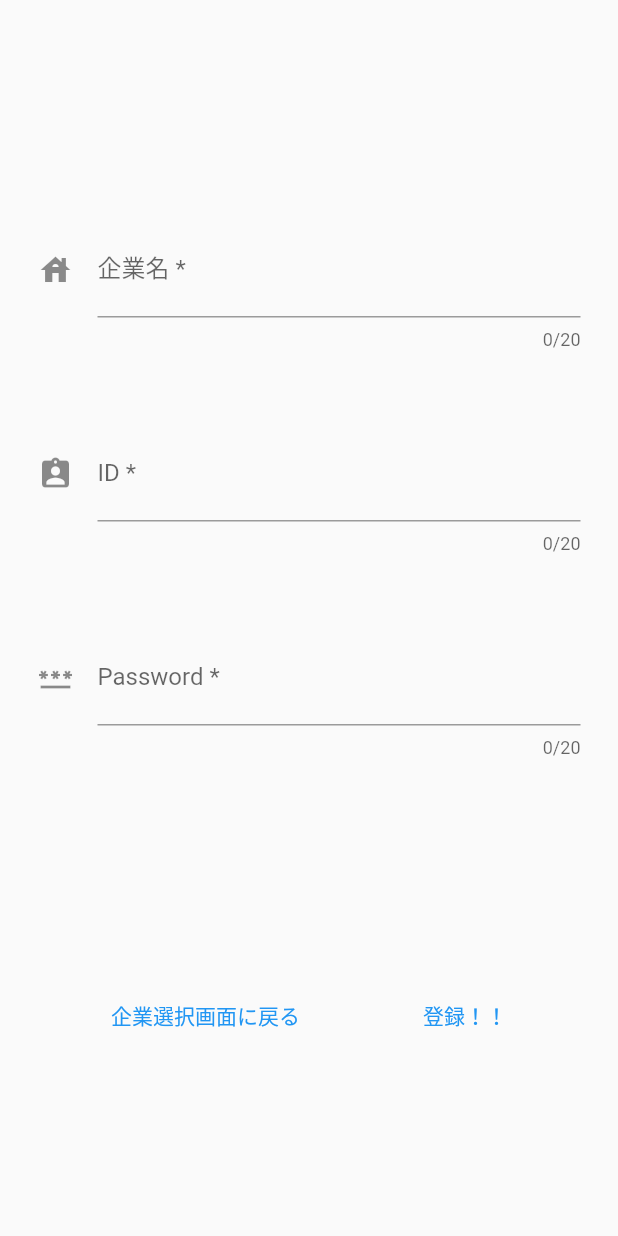
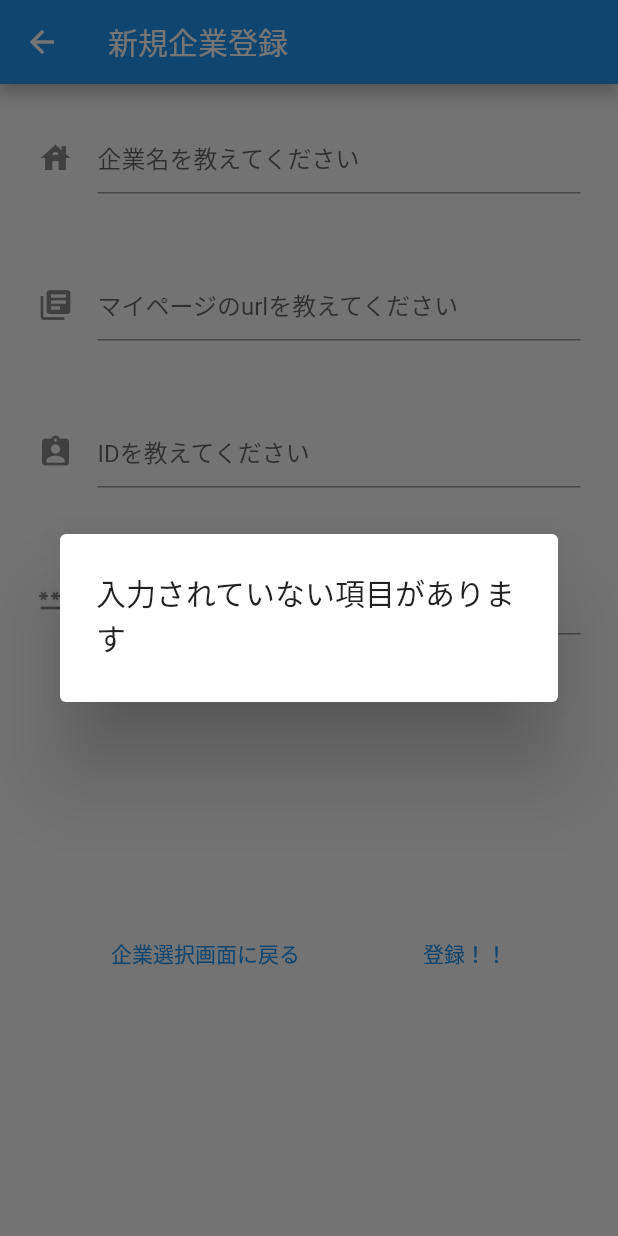
Before and after one commit to backslashflutter/webbrowser_flutter, a Flutter app: the TodoAddPage screen opened directly, after a tap on "登録！！", on a phone screen of 412 x 824 dp. Run offline on Flutter 3.47's test engine with Material 2 defaults, Android fonts, the phone set to English and light mode, and no system bars; our stand-ins replace cloud_firestore, firebase_core, webview_flutter; accounts and stored records are empty.

Commit message:
[modify] 削除と追加

```diff
--- a/lib/add_company.dart
+++ b/lib/add_company.dart
@@ -1,4 +1,7 @@
 import 'package:flutter/material.dart';
+import 'package:provider/provider.dart';
+
+import 'add_model.dart';
 
 // // リスト一覧画面用Widget
 // class TodoListPage extends StatelessWidget {
@@ -26,63 +29,87 @@ import 'package:flutter/material.dart';
 
 // リスト追加画面用Widget
 class TodoAddPage extends StatelessWidget {
+  String url;
+  String name;
+  String id;
+  String password;
   @override
   Widget build(BuildContext context) {
-    return Scaffold(
-      body: Center(
+    return ChangeNotifierProvider<AddModel>(
+      create: (_) => AddModel(),
+      child: Scaffold(
+        appBar: AppBar(
+            title: Text("新規企業登録"),
+          ),
+        body: Consumer<AddModel>(builder: (context, model, child){
+          return Center(
             child: Container(
               child: Column(
                 children: [
-            Spacer(),
                 Padding(
                   padding: const EdgeInsets.all(25.0),
                   child: TextField(
                     enabled: true,
-                // 入力数
-                maxLength: 20,
-                maxLengthEnforced: false,
                     style: TextStyle(color: Colors.black),
                     obscureText: false,
                     maxLines:1 ,
                     decoration: const InputDecoration(
                       icon: Icon(Icons.house),
                       hintText: '企業名を教えてください',
-                  labelText: '企業名 *',
                     ),
+                    onChanged: (value) {
+                        name = value;
+                    }
                   ),
                 ),
                 Padding(
                   padding: const EdgeInsets.all(25.0),
                   child: TextField(
                     enabled: true,
-                // 入力数
-                maxLength: 20,
-                maxLengthEnforced: false,
+                    style: TextStyle(color: Colors.black),
+                    obscureText: false,
+                    maxLines:1 ,
+                    decoration: const InputDecoration(
+                      icon: Icon(Icons.my_library_books),
+                      hintText: 'マイページのurlを教えてください',
+                    ),
+                    onChanged: (value) {
+                        url = value;
+                    }
+                  ),
+                ),
+                Padding(
+                  padding: const EdgeInsets.all(25.0),
+                  child: TextField(
+                    enabled: true,
                     style: TextStyle(color: Colors.black),
                     obscureText: false,
                     maxLines:1 ,
                     decoration: const InputDecoration(
                       icon: Icon(Icons.assignment_ind),
                       hintText: 'IDを教えてください',
-                  labelText: 'ID *',
                     ),
+                    onChanged: (value) {
+                        id = value;
+                    }
                   ),
                 ),
                 Padding(
                   padding: const EdgeInsets.all(25.0),
                   child: TextField(
                     enabled: true,
-                // 入力数
-                maxLength: 20,
+
                     maxLengthEnforced: false,
                     style: TextStyle(color: Colors.black),
-                obscureText: false,
+                    obscureText: true,
                     maxLines:1 ,
                     decoration: const InputDecoration(
                       icon: Icon(Icons.password),
                       hintText: 'パスワードを教えてください',
-                  labelText: 'Password *',
                     ),
+                    onChanged: (value) {
+                        password = value;
+                    }
                   ),
                 ),
                 Spacer(),
@@ -99,8 +126,46 @@ class TodoAddPage extends StatelessWidget {
                       ),
                       TextButton(
                         // ボタンをクリックした時の処理
-                    onPressed: () {
+                        onPressed: () async{
                           // Firebaseに登録する用の関数
+                          if(name!=null && url!=null && id!=null && password!=null){
+                          await model.add(name,url,id,password);
+                                                showDialog(
+                        context: context,
+                        builder: (context) {
+                          return SimpleDialog(
+                            title: Text("登録完了"),
+                            children: <Widget>[
+                              // コンテンツ領域
+                              SimpleDialogOption(
+                                onPressed: (){
+                                  Navigator.pop(context);
+                                  Navigator.pop(context);
+                                },
+                                child: Text("OK"),
+                              ),
+                            ],
+                          );
+                        },
+                      );
+                          }else{
+                            showDialog(
+                        context: context,
+                        builder: (context) {
+                          return SimpleDialog(
+                            title: Text("入力されていない項目があります"),
+                            children: <Widget>[
+                              // コンテンツ領域
+                              // SimpleDialogOption(
+                              //   onPressed: () => Navigator.pop(context),
+                              //   child: Text("１項目目"),
+                              // ),
+                            ],
+                          );
+                        },
+                      );
+                          }
+                          //確認画面表示
                         },
                         child: Text('登録！！'),
                       ),
@@ -110,6 +175,9 @@ class TodoAddPage extends StatelessWidget {
                 ],
               ),
             ),
+          );
+        }
+        ),
       ),
     );
   }
--- /dev/null
+++ b/lib/add_model.dart
@@ -0,0 +1,20 @@
+import 'package:cloud_firestore/cloud_firestore.dart';
+import 'package:flutter/material.dart';
+
+class AddModel extends ChangeNotifier{
+
+  Future add(name,url,id,password) async {
+     final company =
+     FirebaseFirestore.instance.collection('company');
+
+    await company.add({
+        'name': name,
+        "url" : url,
+        "ID" : id,
+        "pass" : password,
+    });
+
+  }
+
+
+}
--- a/lib/company.dart
+++ b/lib/company.dart
@@ -7,13 +7,13 @@ class Company{
   String password;
   String url;
   String name;
-  String num;
+  String documentID;
 
   Company(DocumentSnapshot<Map<String,dynamic>> doc){
+    this.documentID = doc.id;
     this.ID = doc.data()["ID"];
     this.password = doc.data()["pass"];
     this.url= doc.data()["url"];
     this.name = doc.data()["name"];
-    this.num = doc.data()["num"];
   }
 }
```
Also changed, not shown: lib/first_page.dart (+43 -8 lines), lib/main_model.dart (+18 -0 lines), lib/tabs.dart (+16 -15 lines), 476 other files. Lines whose indentation alone changed are shown as unchanged.
